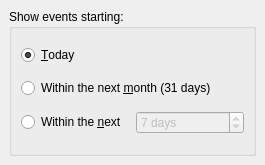
Before: the Qt Designer form kontact/plugins/korganizer/apptsummaryconfig_base.ui in chusopr/kdepim-ktimetracker-akonadi, drawn with Qt 5.
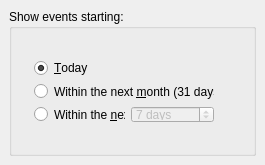
After: the same form once the commit is applied.

Commit message: put options in a grid so the dialog looks less hideous.

```diff
--- a/kontact/plugins/korganizer/apptsummaryconfig_base.ui
+++ b/kontact/plugins/korganizer/apptsummaryconfig_base.ui
@@ -26,13 +26,16 @@
      <property name="title" >
       <string>Show events starting:</string>
      </property>
+     <widget class="QWidget" name="" >
+      <property name="geometry" >
+       <rect>
+        <x>14</x>
+        <y>39</y>
+        <width>202</width>
+        <height>86</height>
+       </rect>
+      </property>
      <layout class="QGridLayout" >
-      <property name="margin" >
-       <number>9</number>
-      </property>
-      <property name="spacing" >
-       <number>6</number>
-      </property>
       <item row="0" column="0" colspan="2" >
        <widget class="QRadioButton" name="mDateTodayButton" >
         <property name="text" >
@@ -92,6 +95,7 @@
        </widget>
       </item>
      </layout>
+     </widget>
     </widget>
    </item>
   </layout>
```
Left out of the diff: 21 changed lines with no effect on the pictures. Lines whose indentation alone changed are shown as unchanged.
